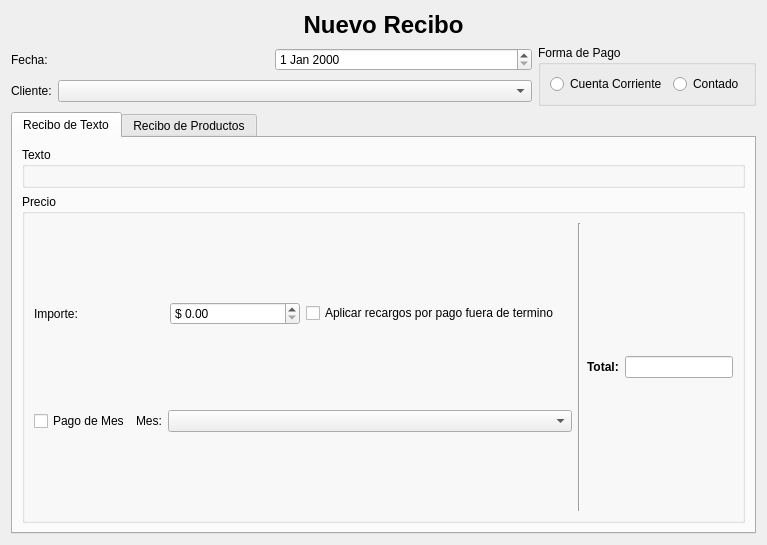
Qt form trunk/plugins/HiComp/FormAgregarReciboBase.ui (chungote/gestotux) before a commit.
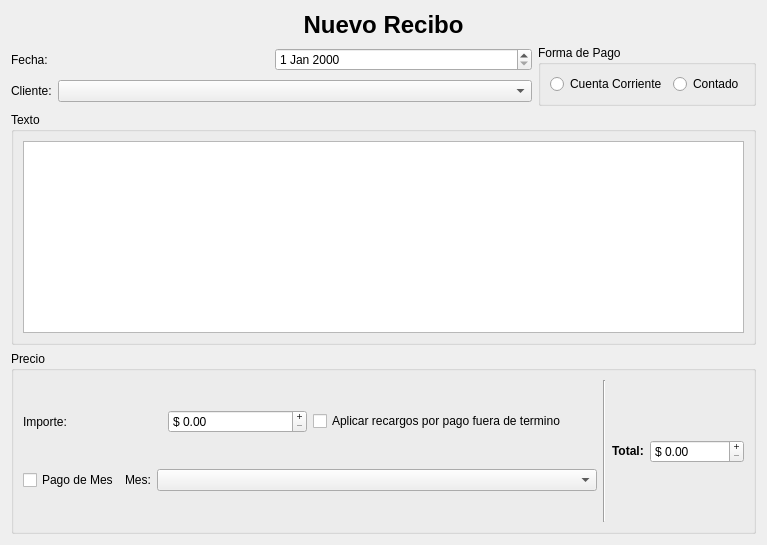
The same form after that commit.

The edit to the form file:
```diff
--- a/trunk/plugins/HiComp/FormAgregarReciboBase.ui
+++ b/trunk/plugins/HiComp/FormAgregarReciboBase.ui
@@ -12,7 +12,7 @@
   <property name="windowTitle" >
    <string>Form</string>
   </property>
-  <layout class="QVBoxLayout" >
+  <layout class="QVBoxLayout" name="verticalLayout">
    <item>
     <widget class="QLabel" name="label" >
      <property name="text" >
@@ -27,11 +27,11 @@
     </widget>
    </item>
    <item>
-    <layout class="QHBoxLayout" >
+    <layout class="QHBoxLayout">
      <item>
-      <layout class="QVBoxLayout" >
+      <layout class="QVBoxLayout">
        <item>
-        <layout class="QHBoxLayout" >
+        <layout class="QHBoxLayout">
          <item>
           <widget class="QLabel" name="label_3" >
            <property name="text" >
@@ -45,7 +45,7 @@
         </layout>
        </item>
        <item>
-        <layout class="QHBoxLayout" >
+        <layout class="QHBoxLayout">
          <item>
           <widget class="QLabel" name="label_2" >
            <property name="text" >
@@ -93,27 +93,28 @@
     </layout>
    </item>
    <item>
-    <widget class="QTabWidget" name="tabWidget" >
-     <property name="currentIndex" >
-      <number>0</number>
-     </property>
-     <widget class="QWidget" name="tabTexto" >
-      <attribute name="title" >
-       <string>Recibo de Texto</string>
-      </attribute>
-      <layout class="QVBoxLayout" >
-       <item>
-        <widget class="QGroupBox" name="groupBox_2" >
-         <property name="title" >
+    <widget class="QGroupBox" name="groupBox_2">
+     <property name="title">
           <string>Texto</string>
          </property>
-         <layout class="QGridLayout" />
+     <layout class="QGridLayout" name="_2">
+      <item row="0" column="0">
+       <widget class="QTextEdit" name="TETexto">
+        <property name="sizePolicy">
+         <sizepolicy hsizetype="Expanding" vsizetype="MinimumExpanding">
+          <horstretch>0</horstretch>
+          <verstretch>0</verstretch>
+         </sizepolicy>
+        </property>
+       </widget>
+      </item>
+     </layout>
         </widget>
        </item>
        <item>
-        <widget class="QGroupBox" name="groupBox_3" >
-         <property name="sizePolicy" >
-          <sizepolicy vsizetype="Minimum" hsizetype="Preferred" >
+    <widget class="QGroupBox" name="groupBox_3">
+     <property name="sizePolicy">
+      <sizepolicy hsizetype="Preferred" vsizetype="Minimum">
            <horstretch>0</horstretch>
            <verstretch>0</verstretch>
           </sizepolicy>
@@ -121,29 +122,32 @@
          <property name="title" >
           <string>Precio</string>
          </property>
-         <layout class="QHBoxLayout" >
+     <layout class="QHBoxLayout" name="_3">
           <item>
-           <layout class="QVBoxLayout" >
+       <layout class="QVBoxLayout" name="_4">
             <item>
-             <layout class="QHBoxLayout" >
+         <layout class="QHBoxLayout" name="_5">
               <item>
-               <layout class="QHBoxLayout" >
+           <layout class="QHBoxLayout" name="_6">
                 <item>
-                 <widget class="QLabel" name="label_4" >
-                  <property name="text" >
+             <widget class="QLabel" name="label_4">
+              <property name="text">
                    <string>Importe:</string>
                   </property>
                  </widget>
                 </item>
                 <item>
-                 <widget class="QDoubleSpinBox" name="dSBImporte" >
-                  <property name="sizePolicy" >
-                   <sizepolicy vsizetype="Fixed" hsizetype="Preferred" >
+             <widget class="QDoubleSpinBox" name="dSBImporte">
+              <property name="sizePolicy">
+               <sizepolicy hsizetype="Preferred" vsizetype="Fixed">
                     <horstretch>0</horstretch>
                     <verstretch>0</verstretch>
                    </sizepolicy>
                   </property>
-                  <property name="prefix" >
+              <property name="buttonSymbols">
+               <enum>QAbstractSpinBox::PlusMinus</enum>
+              </property>
+              <property name="prefix">
                    <string>$ </string>
                   </property>
                   <property name="maximum" >
@@ -154,8 +158,8 @@
                </layout>
               </item>
               <item>
-               <widget class="QCheckBox" name="cBRecargos" >
-                <property name="text" >
+           <widget class="QCheckBox" name="cBRecargos">
+            <property name="text">
                  <string>Aplicar recargos por pago fuera de termino</string>
                 </property>
                </widget>
@@ -163,27 +167,27 @@
              </layout>
             </item>
             <item>
-             <layout class="QHBoxLayout" >
+         <layout class="QHBoxLayout" name="_7">
               <item>
-               <widget class="QCheckBox" name="cBPagoMes" >
-                <property name="text" >
+           <widget class="QCheckBox" name="cBPagoMes">
+            <property name="text">
                  <string>Pago de Mes</string>
                 </property>
                </widget>
               </item>
               <item>
-               <layout class="QHBoxLayout" >
+           <layout class="QHBoxLayout" name="_8">
                 <item>
-                 <widget class="QLabel" name="lmes" >
-                  <property name="text" >
+             <widget class="QLabel" name="lmes">
+              <property name="text">
                    <string>Mes:</string>
                   </property>
                  </widget>
                 </item>
                 <item>
-                 <widget class="QComboBox" name="CBMeses" >
-                  <property name="sizePolicy" >
-                   <sizepolicy vsizetype="Fixed" hsizetype="MinimumExpanding" >
+             <widget class="QComboBox" name="CBMeses">
+              <property name="sizePolicy">
+               <sizepolicy hsizetype="MinimumExpanding" vsizetype="Fixed">
                     <horstretch>0</horstretch>
                     <verstretch>0</verstretch>
                    </sizepolicy>
@@ -197,14 +201,14 @@
            </layout>
           </item>
           <item>
-           <widget class="Line" name="line" >
-            <property name="orientation" >
+       <widget class="Line" name="line">
+        <property name="orientation">
              <enum>Qt::Vertical</enum>
             </property>
            </widget>
           </item>
           <item>
-           <layout class="QVBoxLayout" >
+       <layout class="QVBoxLayout" name="_9">
             <item>
              <spacer>
               <property name="orientation" >
@@ -219,11 +223,11 @@
              </spacer>
             </item>
             <item>
-             <layout class="QHBoxLayout" >
+         <layout class="QHBoxLayout" name="_10">
               <item>
-               <widget class="QLabel" name="label_6" >
-                <property name="text" >
-                 <string>&lt;html>&lt;head>&lt;meta name="qrichtext" content="1" />&lt;style type="text/css">
+           <widget class="QLabel" name="label_6">
+            <property name="text">
+             <string>&lt;html&gt;&lt;head&gt;&lt;meta name=&quot;qrichtext&quot; content=&quot;1&quot; /&gt;&lt;style type=&quot;text/css&quot;&gt;
 p, li { white-space: pre-wrap; }
 &lt;/style>&lt;/head>&lt;body style=" font-family:'Sans Serif'; font-size:9pt; font-weight:400; font-style:normal;">
 &lt;p style=" margin-top:0px; margin-bottom:0px; margin-left:0px; margin-right:0px; -qt-block-indent:0; text-indent:0px;">&lt;span style=" font-weight:600;">Total:&lt;/span>&lt;/p>&lt;/body>&lt;/html></string>
@@ -231,18 +235,24 @@
                </widget>
               </item>
               <item>
-               <widget class="QLineEdit" name="LETotal" >
-                <property name="sizePolicy" >
-                 <sizepolicy vsizetype="Fixed" hsizetype="Minimum" >
+           <widget class="QDoubleSpinBox" name="dSBTotal">
+            <property name="sizePolicy">
+             <sizepolicy hsizetype="Preferred" vsizetype="Fixed">
                   <horstretch>0</horstretch>
                   <verstretch>0</verstretch>
                  </sizepolicy>
                 </property>
-                <property name="alignment" >
-                 <set>Qt::AlignRight|Qt::AlignTrailing|Qt::AlignVCenter</set>
-                </property>
-                <property name="readOnly" >
-                 <bool>true</bool>
+            <property name="buttonSymbols">
+             <enum>QAbstractSpinBox::PlusMinus</enum>
+            </property>
+            <property name="specialValueText">
+             <string/>
+            </property>
+            <property name="prefix">
+             <string>$ </string>
+            </property>
+            <property name="maximum">
+             <double>999999.989999999990687</double>
                 </property>
                </widget>
               </item>
@@ -264,15 +274,6 @@
            </layout>
           </item>
          </layout>
-        </widget>
-       </item>
-      </layout>
-     </widget>
-     <widget class="QWidget" name="tabProductos" >
-      <attribute name="title" >
-       <string>Recibo de Productos</string>
-      </attribute>
-     </widget>
     </widget>
    </item>
   </layout>
```
Left out of the diff: 67 changed lines with no effect on the pictures. Lines whose indentation alone changed are shown as unchanged.
